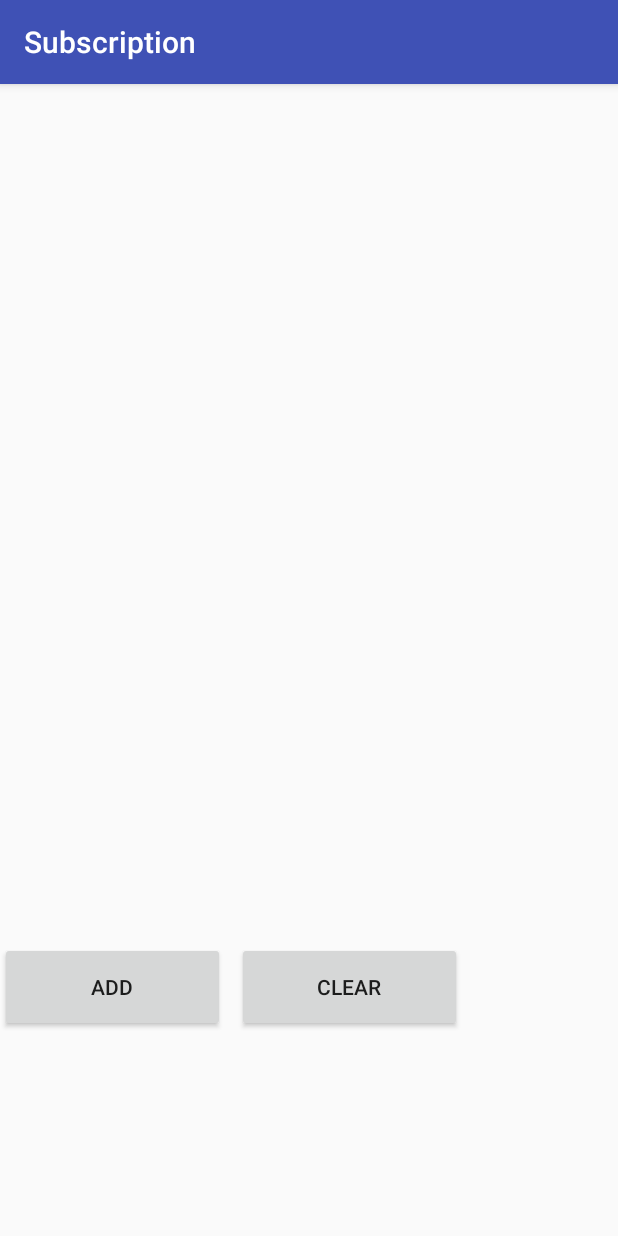
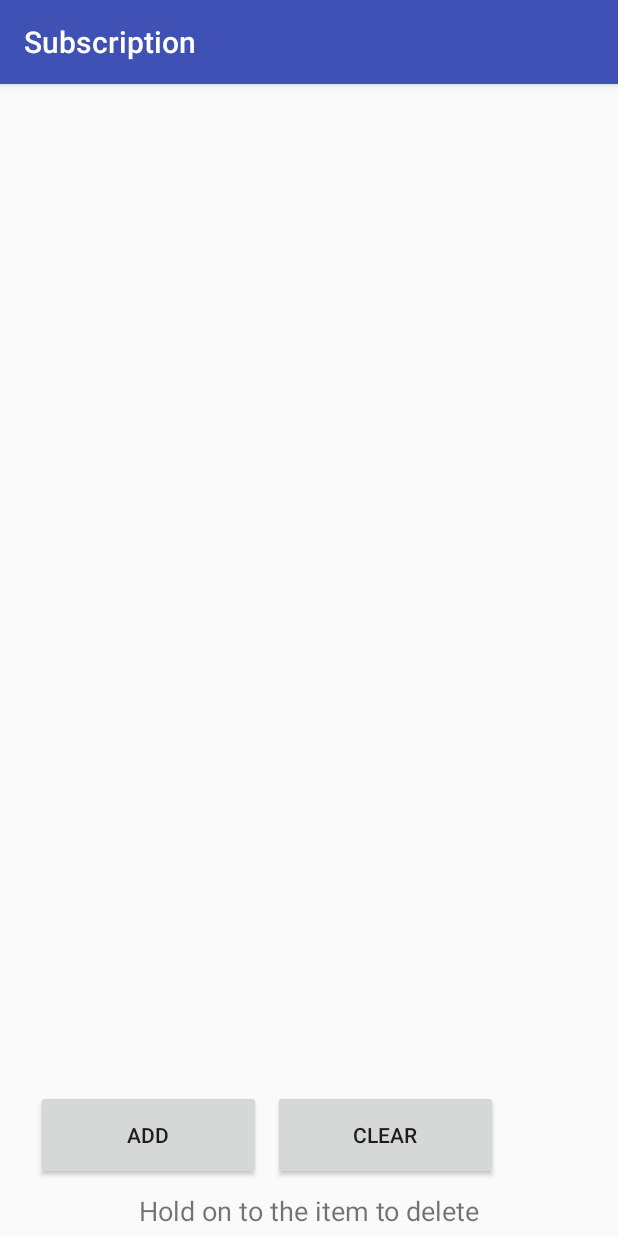
Before and after one commit to Finicft/fc1-SubBook, an Android app: the screen it shows after launch (MainActivity), on a phone screen of 412 x 824 dp. Run offline under Robolectric (Android 15) with nearby library versions, the phone set to English and light mode, and no system bars.

Commit message:
Delete added.

```diff
--- a/app/src/main/java/com/example/fc1_subbook/MainActivity.java
+++ b/app/src/main/java/com/example/fc1_subbook/MainActivity.java
@@ -74,6 +74,7 @@ public class MainActivity extends AppCompatActivity {
             }
         });
 
+        //On long click from https://developer.android.com/reference/android/widget/AdapterView.OnItemLongClickListener.html
         lv.setOnItemLongClickListener(new AdapterView.OnItemLongClickListener() {
             @Override
             public boolean onItemLongClick(AdapterView<?> adapterView, View view, int i, long l) {
--- a/app/src/main/res/layout/activity_main.xml
+++ b/app/src/main/res/layout/activity_main.xml
@@ -12,20 +12,19 @@
         android:layout_width="150dp"
         android:layout_height="60dp"
         android:layout_marginBottom="8dp"
-        android:layout_marginStart="8dp"
         android:layout_marginEnd="8dp"
-        android:layout_marginTop="8dp"
+        android:layout_marginStart="24dp"
         android:text="@string/Add"
-        app:layout_constraintBottom_toBottomOf="parent"
+        app:layout_constraintBottom_toTopOf="@+id/DeleteMessage"
         app:layout_constraintEnd_toStartOf="@+id/clear"
-        app:layout_constraintLeft_toLeftOf="parent"
-        app:layout_constraintTop_toBottomOf="@+id/subList" />
+        app:layout_constraintHorizontal_chainStyle="spread_inside"
+        app:layout_constraintStart_toStartOf="parent" />
 
     <ListView
         android:id="@+id/subList"
-        android:layout_width="360dp"
-        android:layout_height="408dp"
-        android:layout_marginTop="28dp"
+        android:layout_width="357dp"
+        android:layout_height="394dp"
+        android:layout_marginTop="16dp"
         app:layout_constraintLeft_toLeftOf="parent"
         app:layout_constraintRight_toRightOf="parent"
         app:layout_constraintTop_toTopOf="parent" />
@@ -37,13 +36,28 @@
         android:layout_marginBottom="8dp"
         android:layout_marginRight="8dp"
         android:layout_marginStart="8dp"
-        android:layout_marginTop="8dp"
+        android:layout_marginEnd="24dp"
         android:text="CLEAR"
-        app:layout_constraintBottom_toBottomOf="parent"
+        app:layout_constraintBottom_toTopOf="@+id/DeleteMessage"
         app:layout_constraintRight_toRightOf="parent"
         app:layout_constraintStart_toEndOf="@+id/Add"
-        app:layout_constraintTop_toBottomOf="@+id/subList"
-        tools:text="@string/Clear" />
+        tools:text="@string/Clear"
+        android:layout_marginLeft="8dp" />
+
+    <TextView
+        android:id="@+id/DeleteMessage"
+        android:layout_width="368dp"
+        android:layout_height="21dp"
+        android:layout_marginBottom="8dp"
+        android:layout_marginEnd="8dp"
+        android:layout_marginStart="8dp"
+        android:text="@string/HowToDelete"
+        android:textAlignment="center"
+        android:textSize="18sp"
+        app:layout_constraintBottom_toBottomOf="parent"
+        app:layout_constraintEnd_toEndOf="parent"
+        app:layout_constraintStart_toStartOf="parent"
+        tools:text="@string/HowToDelete" />
 
 
 </android.support.constraint.ConstraintLayout>
--- a/app/src/main/res/values/strings.xml
+++ b/app/src/main/res/values/strings.xml
@@ -10,4 +10,5 @@
     <string name="Clear">CLEAR</string>
     <string name="title_activity_view_and_edit">ViewAndEditActivity</string>
     <string name="Edit">EDIT</string>
+    <string name="HowToDelete" >Hold on to the item to delete</string>
 </resources>
```
